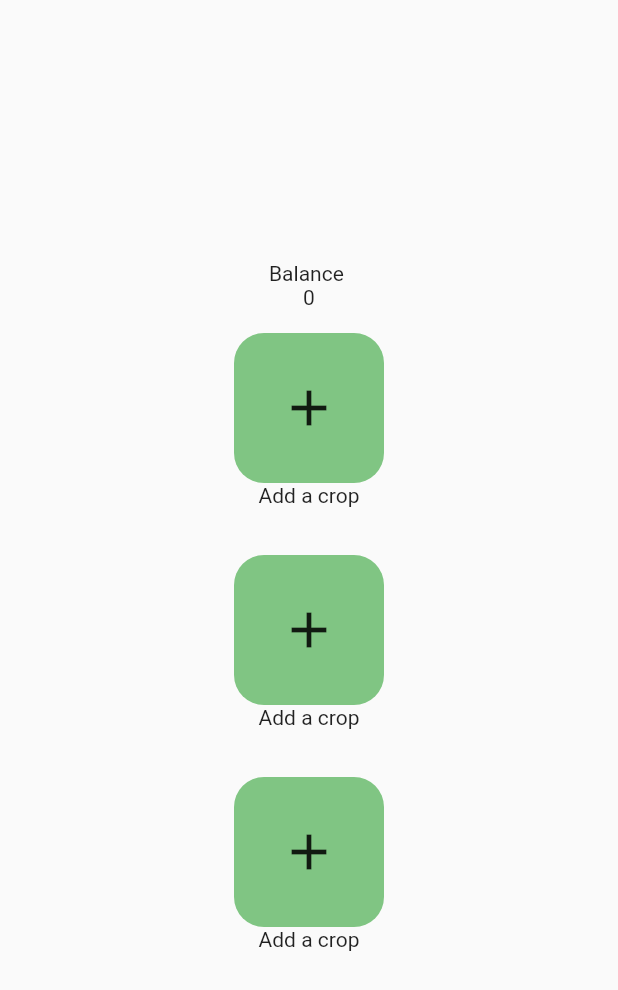
After one commit to NSVEGUR/DotSlash5.0, a Flutter app: the Fhome screen opened directly, on a phone screen of 412 x 824 dp. The commit adds this screen. Shown: the top 990 px of the screen. Run offline on Flutter 3.47's test engine with Material 2 defaults, Android fonts, the phone set to English and light mode, and no system bars; our stand-ins replace cloud_firestore, firebase_auth, firebase_core, nanoid; accounts and stored records are empty.

Commit message:
added farmer home page

```diff
--- /dev/null
+++ b/lib/screens/farmer_homepage.dart
@@ -0,0 +1,107 @@
+import 'package:flutter/cupertino.dart';
+import 'package:flutter/material.dart';
+import 'package:dotslash5/screens/farmer_sell.dart';
+import 'package:dotslash5/screens/farmer_scan.dart';
+
+class Fhome extends StatefulWidget {
+  const Fhome({Key? key}) : super(key: key);
+
+  @override
+  _FhomeState createState() => _FhomeState();
+}
+
+class _FhomeState extends State<Fhome> {
+  @override
+  Widget build(BuildContext context) {
+    var balance=0;
+    return Scaffold(
+      body: Column(
+        mainAxisAlignment: MainAxisAlignment.center,
+        crossAxisAlignment: CrossAxisAlignment.center,
+        children: [
+          Text('Balance '),
+          Text(balance.toString()),
+          //TODO add new crop   cropscanning
+          Padding(
+            padding: const EdgeInsets.all(16.0),
+            child: Center(
+              child: Column(
+                children: [
+                  GestureDetector(
+                    onTap: () {
+                      Navigator.push(context,
+                          MaterialPageRoute(builder: (context) => Fsell(),));
+                    },
+                    child: Container(
+                      height: 100,
+                      width: 100,
+                      decoration: BoxDecoration(
+                        color: Colors.green.withOpacity(0.7),
+                        borderRadius: BorderRadius.all(Radius.circular(20)),
+                      ),
+                      child: Icon(Icons.add,size: 40,),
+                    ),
+                  ),
+                  Text('Add a crop'),
+                ],
+              ),
+            ),
+          ),
+          //TODO sell the crop
+          Padding(
+            padding: const EdgeInsets.all(16.0),
+            child: Center(
+              child: Column(
+                children: [
+                  GestureDetector(
+                    onTap: () {
+                      Navigator.push(context,
+                          MaterialPageRoute(builder: (context) => Fscan(),));
+                    },
+                    child: Container(
+                      height: 100,
+                      width: 100,
+                      decoration: BoxDecoration(
+                        color: Colors.green.withOpacity(0.7),
+                        borderRadius: BorderRadius.all(Radius.circular(20)),
+                      ),
+                      child: Icon(Icons.add,size: 40,),
+                    ),
+                  ),
+                  Text('Add a crop'),
+                ],
+              ),
+            ),
+          ),
+          //TODO history
+          Padding(
+            padding: const EdgeInsets.all(16.0),
+            child: Center(
+              child: Column(
+                children: [
+                  GestureDetector(
+                    onTap: () {
+                      Navigator.push(context,
+                          MaterialPageRoute(builder: (context) => Fsell(),));
+                    },
+                    child: Container(
+                      height: 100,
+                      width: 100,
+                      decoration: BoxDecoration(
+                        color: Colors.green.withOpacity(0.7),
+                        borderRadius: BorderRadius.all(Radius.circular(20)),
+                      ),
+                      child: Icon(Icons.add,size: 40,),
+                    ),
+                  ),
+                  Text('Add a crop'),
+                ],
+              ),
+            ),
+          ),
+
+        ],
+      ),
+    );
+  }
+}
```
Also changed, not shown: lib/screens/farmer_scan.dart (added, +15 -0 lines), lib/screens/farmer_sell.dart (added, +15 -0 lines), lib/screens/login.dart (+10 -3 lines).
